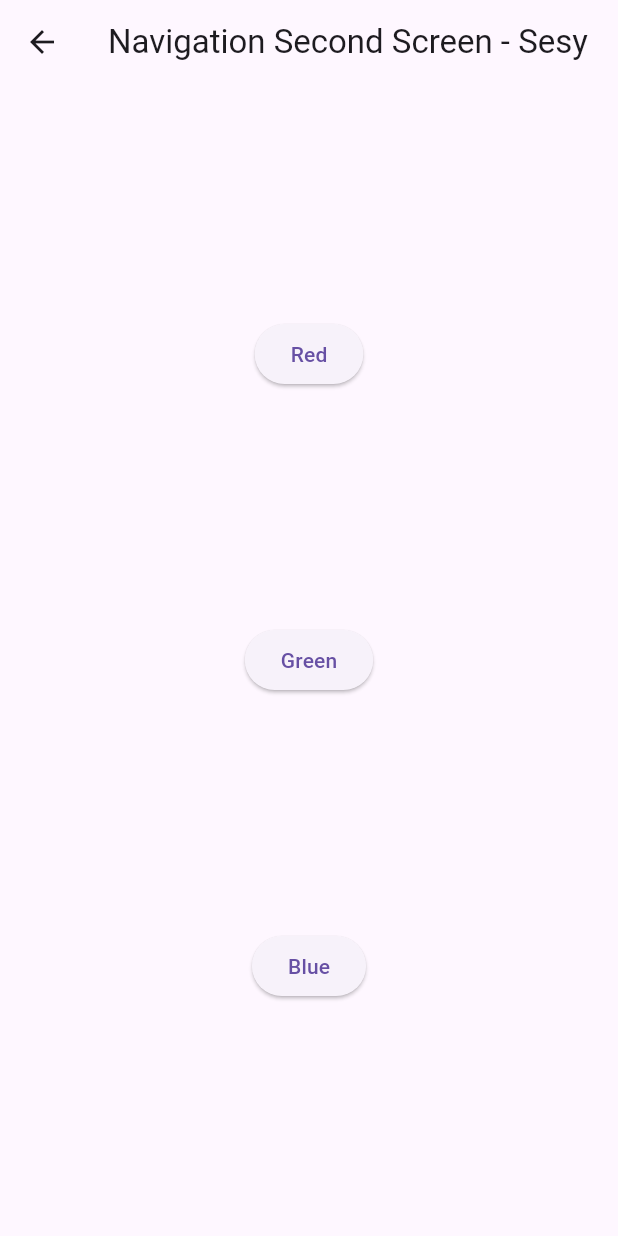
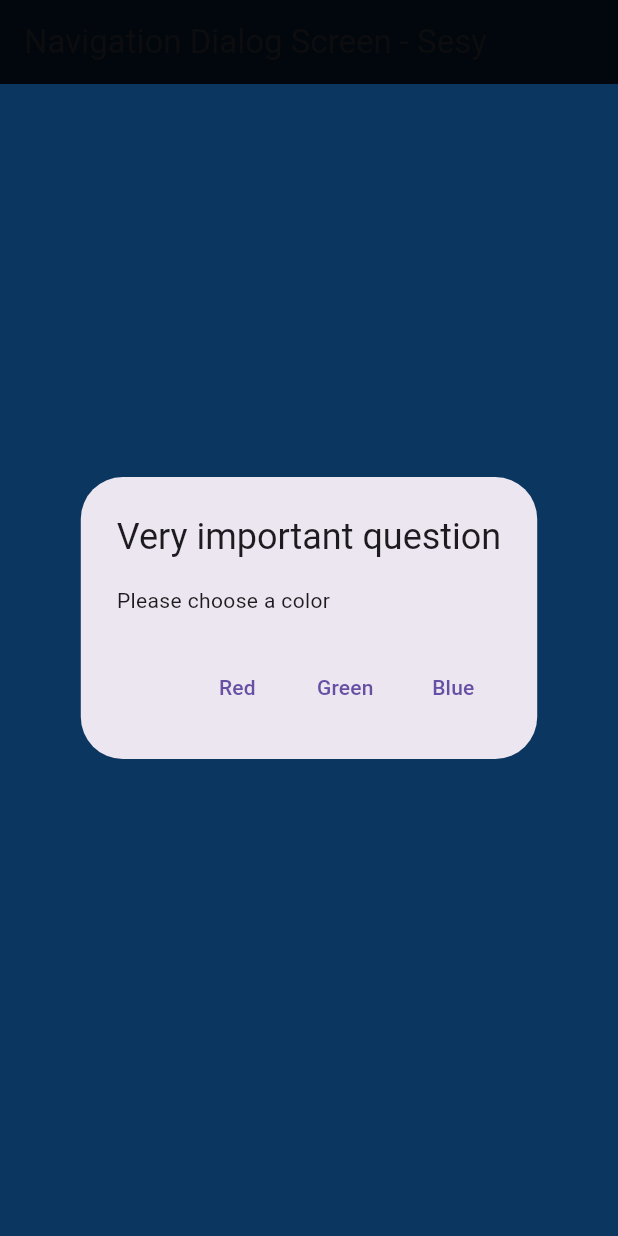
Before and after one commit to linarahmatin/2341720029-Mobile-SEM5, a Flutter app: the screen it shows after launch, after a tap on "Change Color", on a phone screen of 412 x 824 dp. Run offline on Flutter 3.47's test engine with Material 3 defaults, Android fonts, the phone set to English and light mode, and no system bars; our stand-ins replace auto_size_text, camera, geolocator, go_router.

Commit message:
Praktikum 9

```diff
--- a/Pertemuan 11/books/lib/main.dart
+++ b/Pertemuan 11/books/lib/main.dart
@@ -1,6 +1,5 @@
 import 'package:flutter/material.dart';
-import 'navigation_first.dart';
-
+import 'navigation_dialog.dart';
 void main() {
   runApp(const MyApp());
 }
@@ -13,7 +12,7 @@ class MyApp extends StatelessWidget {
     return MaterialApp(
       title: 'Navigation Demo',
       theme: ThemeData(primarySwatch: Colors.blue),
-      home: const NavigationFirst(),
+      home: const NavigationDialogScreen(),
     );
   }
 }
--- /dev/null
+++ b/Pertemuan 11/books/lib/navigation_dialog.dart
@@ -0,0 +1,92 @@
+import 'package:flutter/material.dart';
+
+void main() {
+  runApp(const MyApp());
+}
+
+class MyApp extends StatelessWidget {
+  const MyApp({super.key});
+
+  @override
+  Widget build(BuildContext context) {
+    return const MaterialApp(
+      debugShowCheckedModeBanner: false,
+      home: NavigationDialogScreen(),
+    );
+  }
+}
+
+class NavigationDialogScreen extends StatefulWidget {
+  const NavigationDialogScreen({super.key});
+
+  @override
+  State<NavigationDialogScreen> createState() =>
+      _NavigationDialogScreenState();
+}
+
+class _NavigationDialogScreenState extends State<NavigationDialogScreen> {
+  Color color = Colors.blue.shade700;
+
+  Future<void> _showColorDialog(BuildContext context) async {
+    await showDialog(
+      barrierDismissible: false,
+      context: context,
+      builder: (_) {
+        return AlertDialog(
+          title: const Text('Very important question'),
+          content: const Text('Please choose a color'),
+          actions: <Widget>[
+            TextButton(
+              child: const Text('Red'),
+              onPressed: () {
+                color = Colors.red.shade700;
+                Navigator.pop(context, color);
+              },
+            ),
+            TextButton(
+              child: const Text('Green'),
+              onPressed: () {
+                color = Colors.green.shade700;
+                Navigator.pop(context, color);
+              },
+            ),
+            TextButton(
+              child: const Text('Blue'),
+              onPressed: () {
+                color = Colors.blue.shade700;
+                Navigator.pop(context, color);
+              },
+            ),
+          ],
+        );
+      },
+    );
+
+    setState(() {});
+  }
+
+  @override
+  Widget build(BuildContext context) {
+    return Scaffold(
+      backgroundColor: color,
+      appBar: AppBar(
+        title: const Text('Navigation Dialog Screen - Sesy'),
+        backgroundColor: Colors.black87,
+      ),
+      body: Center(
+        child: ElevatedButton(
+          style: ElevatedButton.styleFrom(
+            padding: const EdgeInsets.symmetric(horizontal: 24, vertical: 12),
+          ),
+          child: const Text(
+            'Change Color',
+            style: TextStyle(fontSize: 18),
+          ),
+          onPressed: () {
+            _showColorDialog(context);
+          },
+        ),
+      ),
+    );
+  }
+}
```
